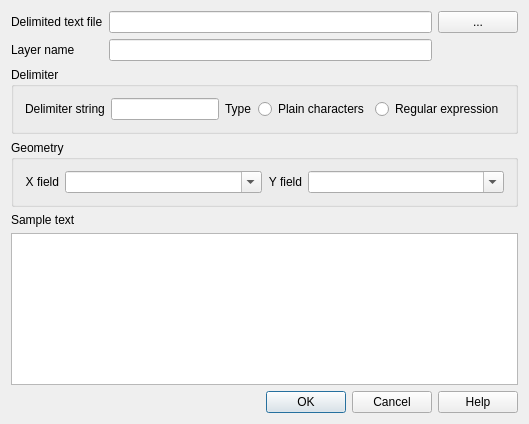
Old version of the form qgis/src/plugins/delimited_text/qgsdelimitedtextpluginguibase.ui in the repository sourcepole/qgis.
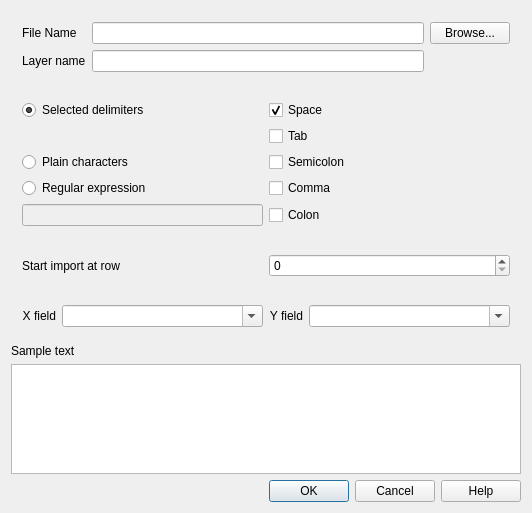
New version of the form. Icons and pictures are not drawn. Custom widgets are drawn as their Qt base class.

Commit message: improve delimited text plugin ui and allow skipping lines

Diff of the .ui file:
```diff
--- a/qgis/src/plugins/delimited_text/qgsdelimitedtextpluginguibase.ui
+++ b/qgis/src/plugins/delimited_text/qgsdelimitedtextpluginguibase.ui
@@ -6,8 +6,8 @@
    <rect>
     <x>0</x>
     <y>0</y>
-    <width>522</width>
-    <height>424</height>
+    <width>532</width>
+    <height>513</height>
    </rect>
   </property>
   <property name="windowTitle">
@@ -20,104 +20,150 @@
   </property>
   <layout class="QVBoxLayout" name="verticalLayout">
    <item>
-    <layout class="QGridLayout" name="gridLayout_3">
-     <item row="0" column="0">
-      <widget class="QLabel" name="textLabel1">
-       <property name="sizePolicy">
-        <sizepolicy hsizetype="Minimum" vsizetype="Preferred">
-         <horstretch>0</horstretch>
-         <verstretch>0</verstretch>
-        </sizepolicy>
-       </property>
-       <property name="text">
-        <string>Delimited text file</string>
-       </property>
-       <property name="buddy">
-        <cstring>txtFilePath</cstring>
-       </property>
-      </widget>
-     </item>
-     <item row="0" column="1">
-      <widget class="QgsFileDropEdit" name="txtFilePath">
-       <property name="toolTip">
-        <string>Full path to the delimited text file</string>
-       </property>
-       <property name="whatsThis">
-        <string>Full path to the delimited text file. In order to properly parse the fields in the file, the delimiter must be defined prior to entering the file name. Use the Browse button to the right of this field to choose the input file.</string>
-       </property>
-       <property name="readOnly">
-        <bool>true</bool>
-       </property>
-      </widget>
-     </item>
-     <item row="0" column="2">
-      <widget class="QPushButton" name="btnBrowseForFile">
-       <property name="enabled">
-        <bool>true</bool>
-       </property>
-       <property name="toolTip">
-        <string>Browse to find the delimited text file to be processed</string>
-       </property>
-       <property name="whatsThis">
-        <string>Use this button to browse to the location of the delimited text file. This button will not be enabled until a delimiter has been entered in the &lt;i&gt;Delimiter&lt;/i&gt; box. Once a file is chosen, the X and Y field drop-down boxes will be populated with the fields from the delimited text file.</string>
-       </property>
-       <property name="text">
-        <string>...</string>
-       </property>
-      </widget>
-     </item>
-     <item row="1" column="0">
-      <widget class="QLabel" name="textLabel1_2">
-       <property name="sizePolicy">
-        <sizepolicy hsizetype="Minimum" vsizetype="Preferred">
-         <horstretch>0</horstretch>
-         <verstretch>0</verstretch>
-        </sizepolicy>
-       </property>
-       <property name="text">
-        <string>Layer name</string>
-       </property>
-       <property name="buddy">
-        <cstring>txtLayerName</cstring>
-       </property>
-      </widget>
-     </item>
-     <item row="1" column="1">
-      <widget class="QLineEdit" name="txtLayerName">
-       <property name="toolTip">
-        <string>Name to display in the map legend</string>
-       </property>
-       <property name="whatsThis">
-        <string>Name displayed in the map legend</string>
-       </property>
-      </widget>
-     </item>
-    </layout>
+    <widget class="QWidget" name="widget_3" native="true">
+     <property name="acceptDrops">
+      <bool>true</bool>
+     </property>
+     <layout class="QGridLayout" name="gridLayout_4">
+      <item row="0" column="0">
+       <widget class="QLabel" name="textLabelFileName">
+        <property name="sizePolicy">
+         <sizepolicy hsizetype="Minimum" vsizetype="Minimum">
+          <horstretch>0</horstretch>
+          <verstretch>0</verstretch>
+         </sizepolicy>
+        </property>
+        <property name="text">
+         <string>File Name</string>
+        </property>
+        <property name="indent">
+         <number>0</number>
+        </property>
+       </widget>
+      </item>
+      <item row="0" column="1">
+       <widget class="QgsFileDropEdit" name="txtFilePath">
+        <property name="toolTip">
+         <string>Full path to the delimited text file</string>
+        </property>
+        <property name="whatsThis">
+         <string>Full path to the delimited text file. In order to properly parse the fields in the file, the delimiter must be defined prior to entering the file name. Use the Browse button to the right of this field to choose the input file.</string>
+        </property>
+        <property name="readOnly">
+         <bool>false</bool>
+        </property>
+       </widget>
+      </item>
+      <item row="1" column="0">
+       <widget class="QLabel" name="textLabelLayerName">
+        <property name="sizePolicy">
+         <sizepolicy hsizetype="Minimum" vsizetype="Preferred">
+          <horstretch>0</horstretch>
+          <verstretch>0</verstretch>
+         </sizepolicy>
+        </property>
+        <property name="text">
+         <string>Layer name</string>
+        </property>
+       </widget>
+      </item>
+      <item row="1" column="1">
+       <widget class="QLineEdit" name="txtLayerName">
+        <property name="toolTip">
+         <string>Name to display in the map legend</string>
+        </property>
+        <property name="whatsThis">
+         <string>Name displayed in the map legend</string>
+        </property>
+       </widget>
+      </item>
+      <item row="0" column="3">
+       <widget class="QPushButton" name="btnBrowseForFile">
+        <property name="enabled">
+         <bool>true</bool>
+        </property>
+        <property name="maximumSize">
+         <size>
+          <width>16777215</width>
+          <height>16777215</height>
+         </size>
+        </property>
+        <property name="toolTip">
+         <string>Browse to find the delimited text file to be processed</string>
+        </property>
+        <property name="whatsThis">
+         <string>Use this button to browse to the location of the delimited text file. This button will not be enabled until a delimiter has been entered in the &lt;i&gt;Delimiter&lt;/i&gt; box. Once a file is chosen, the X and Y field drop-down boxes will be populated with the fields from the delimited text file.</string>
+        </property>
+        <property name="text">
+         <string>Browse...</string>
+        </property>
+        <property name="flat">
+         <bool>false</bool>
+        </property>
+       </widget>
+      </item>
+     </layout>
+    </widget>
    </item>
    <item>
-    <widget class="QGroupBox" name="groupBox">
-     <property name="title">
-      <string>Delimiter</string>
+    <widget class="QFrame" name="frame_select_delimiters">
+     <property name="enabled">
+      <bool>true</bool>
      </property>
-     <layout class="QGridLayout" name="gridLayout">
+     <layout class="QGridLayout" name="gridLayout_5">
       <item row="0" column="0">
-       <widget class="QLabel" name="textLabel3">
-        <property name="sizePolicy">
-         <sizepolicy hsizetype="Minimum" vsizetype="Preferred">
-          <horstretch>0</horstretch>
-          <verstretch>0</verstretch>
-         </sizepolicy>
+       <widget class="QRadioButton" name="delimiterSelection">
+        <property name="text">
+         <string>Selected delimiters</string>
         </property>
+        <property name="checked">
+         <bool>true</bool>
+        </property>
+       </widget>
+      </item>
+      <item row="2" column="1">
+       <widget class="QCheckBox" name="cbxDelimSemicolon">
         <property name="text">
-         <string>Delimiter string</string>
+         <string>Semicolon</string>
         </property>
-        <property name="buddy">
-         <cstring>txtDelimiter</cstring>
+       </widget>
+      </item>
+      <item row="1" column="1">
+       <widget class="QCheckBox" name="cbxDelimTab">
+        <property name="text">
+         <string>Tab</string>
         </property>
        </widget>
       </item>
       <item row="0" column="1">
+       <widget class="QCheckBox" name="cbxDelimSpace">
+        <property name="text">
+         <string>Space</string>
+        </property>
+        <property name="checked">
+         <bool>true</bool>
+        </property>
+       </widget>
+      </item>
+      <item row="3" column="1">
+       <widget class="QCheckBox" name="cbxDelimComma">
+        <property name="text">
+         <string>Comma</string>
+        </property>
+       </widget>
+      </item>
+      <item row="4" column="1">
+       <widget class="QCheckBox" name="cbxDelimColon">
+        <property name="text">
+         <string>Colon</string>
+        </property>
+       </widget>
+      </item>
+      <item row="4" column="0">
        <widget class="QLineEdit" name="txtDelimiter">
+        <property name="enabled">
+         <bool>false</bool>
+        </property>
         <property name="sizePolicy">
          <sizepolicy hsizetype="Minimum" vsizetype="Fixed">
           <horstretch>0</horstretch>
@@ -138,37 +184,14 @@
         </property>
        </widget>
       </item>
-      <item row="0" column="2">
-       <widget class="QLabel" name="label_2">
-        <property name="sizePolicy">
-         <sizepolicy hsizetype="Minimum" vsizetype="Preferred">
-          <horstretch>0</horstretch>
-          <verstretch>0</verstretch>
-         </sizepolicy>
-        </property>
-        <property name="text">
-         <string>Type</string>
-        </property>
-        <property name="buddy">
-         <cstring>delimiterPlain</cstring>
-        </property>
-       </widget>
-      </item>
-      <item row="0" column="3">
-       <widget class="QRadioButton" name="delimiterPlain">
-        <property name="toolTip">
-         <string>The delimiter is taken as is</string>
-        </property>
-        <property name="whatsThis">
-         <string>The delimiter is taken as is</string>
-        </property>
-        <property name="text">
-         <string>Plain characters</string>
-        </property>
-       </widget>
-      </item>
-      <item row="0" column="4">
+      <item row="3" column="0">
        <widget class="QRadioButton" name="delimiterRegexp">
+        <property name="sizePolicy">
+         <sizepolicy hsizetype="Minimum" vsizetype="Minimum">
+          <horstretch>0</horstretch>
+          <verstretch>0</verstretch>
+         </sizepolicy>
+        </property>
         <property name="toolTip">
          <string>The delimiter is a regular expression</string>
         </property>
@@ -180,17 +203,83 @@
         </property>
        </widget>
       </item>
+      <item row="2" column="0">
+       <widget class="QRadioButton" name="delimiterPlain">
+        <property name="enabled">
+         <bool>true</bool>
+        </property>
+        <property name="toolTip">
+         <string>The delimiter is taken as is</string>
+        </property>
+        <property name="whatsThis">
+         <string>The delimiter is taken as is</string>
+        </property>
+        <property name="text">
+         <string>Plain characters</string>
+        </property>
+        <property name="checked">
+         <bool>false</bool>
+        </property>
+       </widget>
+      </item>
      </layout>
     </widget>
    </item>
    <item>
-    <widget class="QGroupBox" name="groupBox_2">
-     <property name="title">
-      <string>Geometry</string>
+    <widget class="QWidget" name="widget_5" native="true">
+     <property name="enabled">
+      <bool>true</bool>
      </property>
+     <property name="sizePolicy">
+      <sizepolicy hsizetype="Minimum" vsizetype="Minimum">
+       <horstretch>0</horstretch>
+       <verstretch>0</verstretch>
+      </sizepolicy>
+     </property>
+     <layout class="QGridLayout" name="gridLayout_6">
+      <item row="1" column="1">
+       <widget class="QSpinBox" name="rowCounter">
+        <property name="minimumSize">
+         <size>
+          <width>0</width>
+          <height>0</height>
+         </size>
+        </property>
+        <property name="maximumSize">
+         <size>
+          <width>16777215</width>
+          <height>16777215</height>
+         </size>
+        </property>
+        <property name="wrapping">
+         <bool>false</bool>
+        </property>
+        <property name="value">
+         <number>0</number>
+        </property>
+       </widget>
+      </item>
+      <item row="1" column="0">
+       <widget class="QLabel" name="label_4">
+        <property name="sizePolicy">
+         <sizepolicy hsizetype="Minimum" vsizetype="Preferred">
+          <horstretch>0</horstretch>
+          <verstretch>0</verstretch>
+         </sizepolicy>
+        </property>
+        <property name="text">
+         <string>Start import at row</string>
+        </property>
+       </widget>
+      </item>
+     </layout>
+    </widget>
+   </item>
+   <item>
+    <widget class="QWidget" name="widget_2" native="true">
      <layout class="QGridLayout" name="gridLayout_2">
-      <item row="0" column="0">
-       <widget class="QLabel" name="textLabel2">
+      <item row="0" column="2">
+       <widget class="QLabel" name="textLabelx">
         <property name="text">
          <string>&lt;p align=&quot;right&quot;&gt;X field&lt;/p&gt;</string>
         </property>
@@ -199,7 +288,7 @@
         </property>
        </widget>
       </item>
-      <item row="0" column="1">
+      <item row="0" column="3">
        <widget class="QComboBox" name="cmbXField">
         <property name="sizePolicy">
          <sizepolicy hsizetype="Expanding" vsizetype="Fixed">
@@ -224,7 +313,14 @@
         </property>
        </widget>
       </item>
-      <item row="0" column="4">
+      <item row="0" column="5">
+       <widget class="QLabel" name="textLabely">
+        <property name="text">
+         <string>&lt;p align=&quot;right&quot;&gt;Y field&lt;/p&gt;</string>
+        </property>
+       </widget>
+      </item>
+      <item row="0" column="6">
        <widget class="QComboBox" name="cmbYField">
         <property name="sizePolicy">
          <sizepolicy hsizetype="Expanding" vsizetype="Fixed">
@@ -249,16 +345,6 @@
         </property>
        </widget>
       </item>
-      <item row="0" column="3">
-       <widget class="QLabel" name="textLabel2_2">
-        <property name="text">
-         <string>&lt;p align=&quot;right&quot;&gt;Y field&lt;/p&gt;</string>
-        </property>
-        <property name="buddy">
-         <cstring>cmbYField</cstring>
-        </property>
-       </widget>
-      </item>
      </layout>
     </widget>
    </item>
@@ -273,11 +359,7 @@
     </widget>
    </item>
    <item>
-    <widget class="QTextEdit" name="txtSample">
-     <property name="readOnly">
-      <bool>true</bool>
-     </property>
-    </widget>
+    <widget class="QTableWidget" name="tblSample"/>
    </item>
    <item>
     <widget class="QDialogButtonBox" name="buttonBox">
```
Left out of the diff: 112 changed lines with no effect on the pictures. The commit also changes 5 other files.
